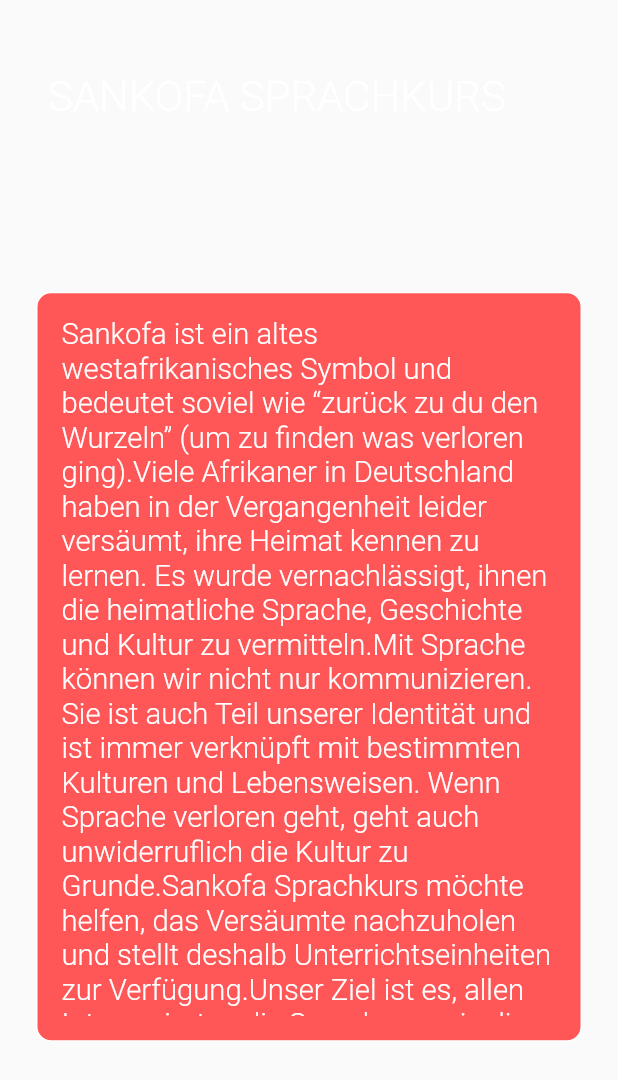
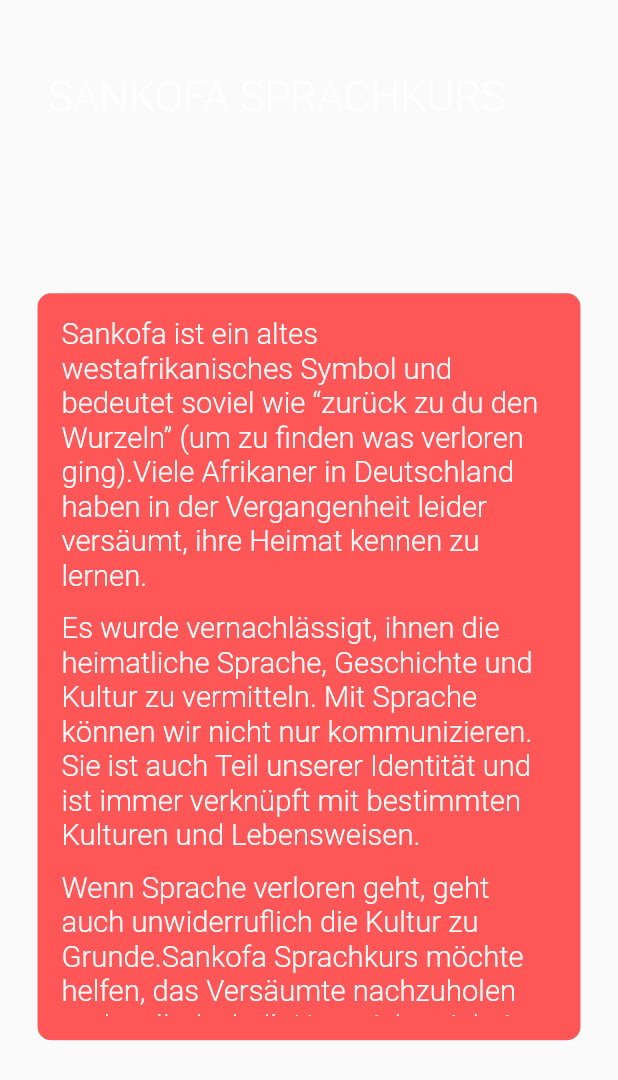
Before and after one commit to BeffJezos/sankofa, a Flutter app: the Sprachkurs screen opened directly, on a phone screen of 412 x 824 dp. Shown: the top 1080 px of the screen. Run offline on Flutter 3.47's test engine with Material 2 defaults, Android fonts, the phone set to English and light mode, and no system bars; our stand-ins replace audioplayers, splashscreen.

Commit message:
Elftes Update

```diff
--- a/lib/mainscreens/sankofa_sprachkurs.dart
+++ b/lib/mainscreens/sankofa_sprachkurs.dart
@@ -39,15 +39,31 @@ class _SprachkursState extends State<Sprachkurs> {
                   child: Padding(
                     padding: const EdgeInsets.fromLTRB(16.0, 16.0, 16.0, 16.0),
                     child: SingleChildScrollView(
-                      child: Text(
-                          'Sankofa ist ein altes westafrikanisches Symbol und bedeutet soviel wie “zurück zu du den Wurzeln”'
-                          ' (um zu finden was verloren ging).Viele Afrikaner in Deutschland haben in der Vergangenheit leider versäumt,'
-                          ' ihre Heimat kennen zu lernen. Es wurde vernachlässigt, ihnen die heimatliche Sprache, Geschichte und Kultur'
-                          ' zu vermitteln.Mit Sprache können wir nicht nur kommunizieren. Sie ist auch Teil unserer Identität und ist immer'
-                          ' verknüpft mit bestimmten Kulturen und Lebensweisen. Wenn Sprache verloren geht, geht auch unwiderruflich die Kultur'
-                          ' zu Grunde.Sankofa Sprachkurs möchte helfen, das Versäumte nachzuholen und stellt deshalb Unterrichtseinheiten'
-                          ' zur Verfügung.Unser Ziel ist es, allen Interessierten die Sprache, sowie die Kultur und Geschichte zu vermitteln.',
-                          style: kNormalStyle),
+                      child: Column(
+                        children: [
+                          Text(
+                              'Sankofa ist ein altes westafrikanisches Symbol und bedeutet soviel wie “zurück zu du den Wurzeln”'
+                              ' (um zu finden was verloren ging).Viele Afrikaner in Deutschland haben in der Vergangenheit leider versäumt,'
+                              ' ihre Heimat kennen zu lernen.',
+                              textAlign: TextAlign.start,
+                              style: kNormalStyle),
+                          Padding(
+                            padding: const EdgeInsets.fromLTRB(0.0, 12.0, 0.0, 12.0),
+                            child: Text(
+                                'Es wurde vernachlässigt, ihnen die heimatliche Sprache, Geschichte und Kultur'
+                                    ' zu vermitteln. Mit Sprache können wir nicht nur kommunizieren. Sie ist auch Teil unserer Identität und ist immer'
+                                    ' verknüpft mit bestimmten Kulturen und Lebensweisen.',
+                                textAlign: TextAlign.start,
+                                style: kNormalStyle),
+                          ),
+                          Text(
+                              'Wenn Sprache verloren geht, geht auch unwiderruflich die Kultur'
+                                  ' zu Grunde.Sankofa Sprachkurs möchte helfen, das Versäumte nachzuholen und stellt deshalb Unterrichtseinheiten'
+                                  ' zur Verfügung.Unser Ziel ist es, allen Interessierten die Sprache, sowie die Kultur und Geschichte zu vermitteln.',
+                              textAlign: TextAlign.start,
+                              style: kNormalStyle),
+                        ],
+                      ),
                     ),
                   ),
                 ),
```
